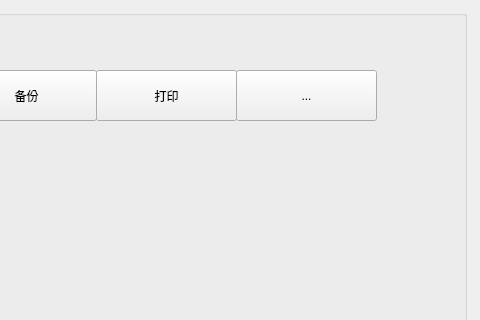
Qt form widget.ui (zmwupgreat/DataManager) before a commit; both pictures show x 754 to 1234 and y 0 to 320 of the 1234 by 785 pixel window.
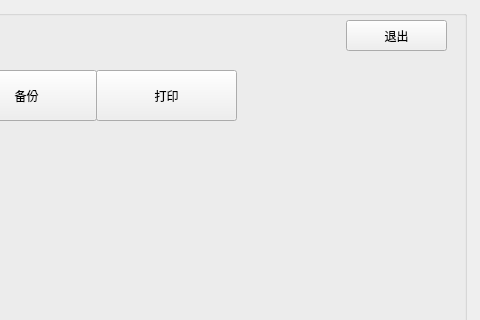
The same form after that commit.

```diff
--- a/widget.ui
+++ b/widget.ui
@@ -161,14 +161,14 @@
    <widget class="QToolButton" name="toolButton_13">
     <property name="geometry">
      <rect>
-      <x>980</x>
-      <y>60</y>
-      <width>141</width>
-      <height>51</height>
+      <x>1090</x>
+      <y>10</y>
+      <width>101</width>
+      <height>31</height>
      </rect>
     </property>
     <property name="text">
-     <string>...</string>
+     <string>退出</string>
     </property>
    </widget>
    <widget class="QToolButton" name="toolButton_14">
```
Left out of the diff: 49 changed lines with no effect on the pictures.
